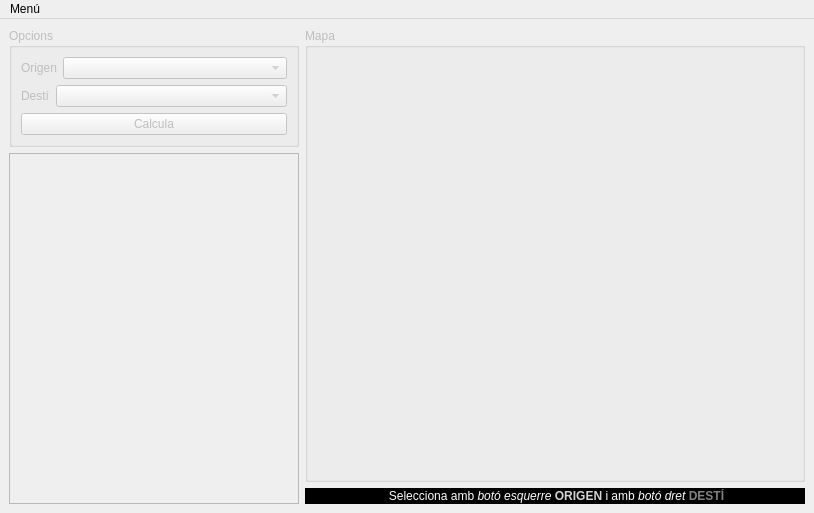
This is transPublic.ui in anxodio/TransPublic as Qt 5 draws it before an edit. The edited form follows.
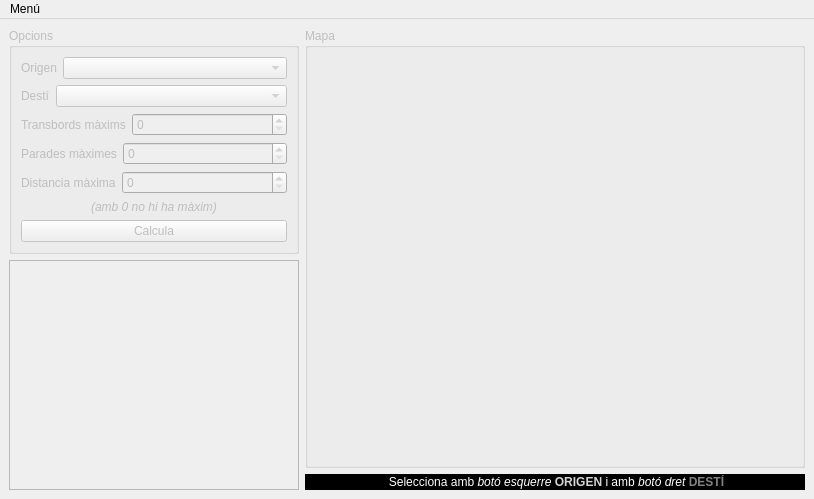
This is the edited form.

The edit to the form file:
```diff
--- a/transPublic.ui
+++ b/transPublic.ui
@@ -7,7 +7,7 @@
     <x>0</x>
     <y>0</y>
     <width>814</width>
-    <height>513</height>
+    <height>499</height>
    </rect>
   </property>
   <property name="sizePolicy">
@@ -23,7 +23,7 @@
    <property name="enabled">
     <bool>false</bool>
    </property>
-   <layout class="QHBoxLayout" name="horizontalLayout_3">
+   <layout class="QHBoxLayout" name="horizontalLayout_6">
     <item>
      <layout class="QVBoxLayout" name="verticalLayout_2">
       <item>
@@ -86,6 +86,87 @@
            </item>
           </layout>
          </item>
+         <item>
+          <layout class="QHBoxLayout" name="horizontalLayout_3">
+           <item>
+            <widget class="QLabel" name="label_4">
+             <property name="sizePolicy">
+              <sizepolicy hsizetype="Maximum" vsizetype="Preferred">
+               <horstretch>0</horstretch>
+               <verstretch>0</verstretch>
+              </sizepolicy>
+             </property>
+             <property name="text">
+              <string>Transbords màxims</string>
+             </property>
+            </widget>
+           </item>
+           <item>
+            <widget class="QSpinBox" name="spTransbords"/>
+           </item>
+          </layout>
+         </item>
+         <item>
+          <layout class="QHBoxLayout" name="horizontalLayout_4">
+           <item>
+            <widget class="QLabel" name="label_5">
+             <property name="sizePolicy">
+              <sizepolicy hsizetype="Maximum" vsizetype="Preferred">
+               <horstretch>0</horstretch>
+               <verstretch>0</verstretch>
+              </sizepolicy>
+             </property>
+             <property name="text">
+              <string>Parades màximes</string>
+             </property>
+            </widget>
+           </item>
+           <item>
+            <widget class="QSpinBox" name="spParades"/>
+           </item>
+          </layout>
+         </item>
+         <item>
+          <layout class="QHBoxLayout" name="horizontalLayout_5">
+           <item>
+            <widget class="QLabel" name="label_6">
+             <property name="sizePolicy">
+              <sizepolicy hsizetype="Maximum" vsizetype="Preferred">
+               <horstretch>0</horstretch>
+               <verstretch>0</verstretch>
+              </sizepolicy>
+             </property>
+             <property name="text">
+              <string>Distancia màxima</string>
+             </property>
+            </widget>
+           </item>
+           <item>
+            <widget class="QSpinBox" name="spDistancia"/>
+           </item>
+          </layout>
+         </item>
+         <item>
+          <widget class="QLabel" name="label_7">
+           <property name="sizePolicy">
+            <sizepolicy hsizetype="Minimum" vsizetype="Preferred">
+             <horstretch>0</horstretch>
+             <verstretch>0</verstretch>
+            </sizepolicy>
+           </property>
+           <property name="font">
+            <font>
+             <italic>true</italic>
+            </font>
+           </property>
+           <property name="text">
+            <string>(amb 0 no hi ha màxim)</string>
+           </property>
+           <property name="alignment">
+            <set>Qt::AlignCenter</set>
+           </property>
+          </widget>
+         </item>
          <item>
           <widget class="QPushButton" name="pbCalcula">
            <property name="text">
```
